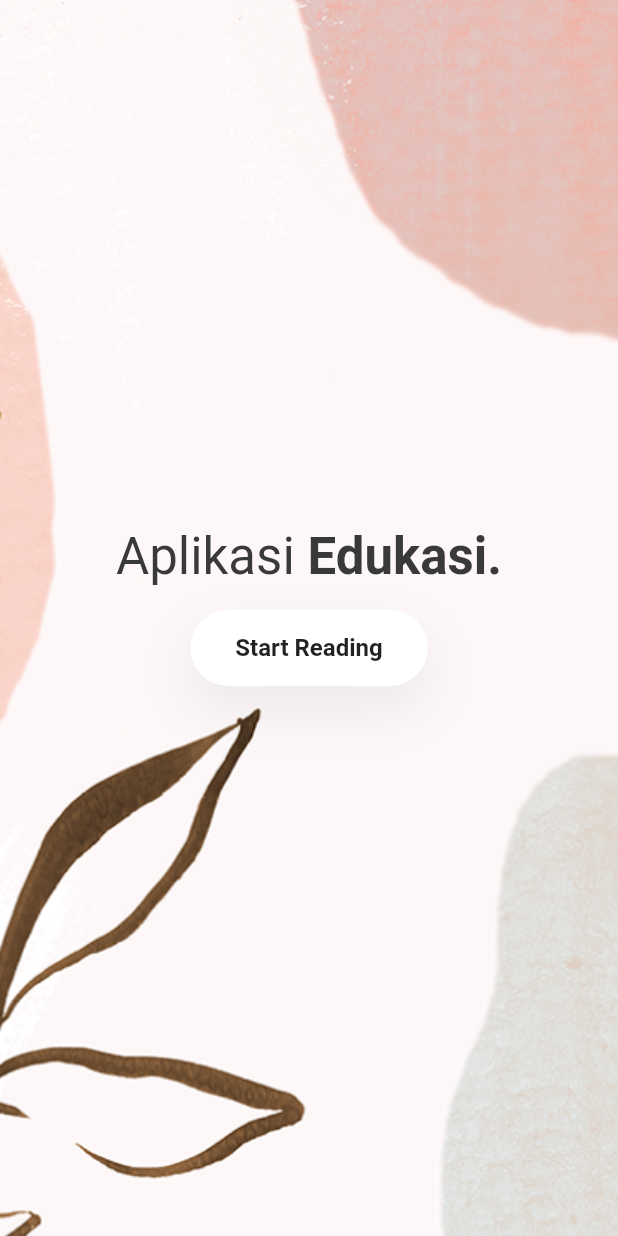
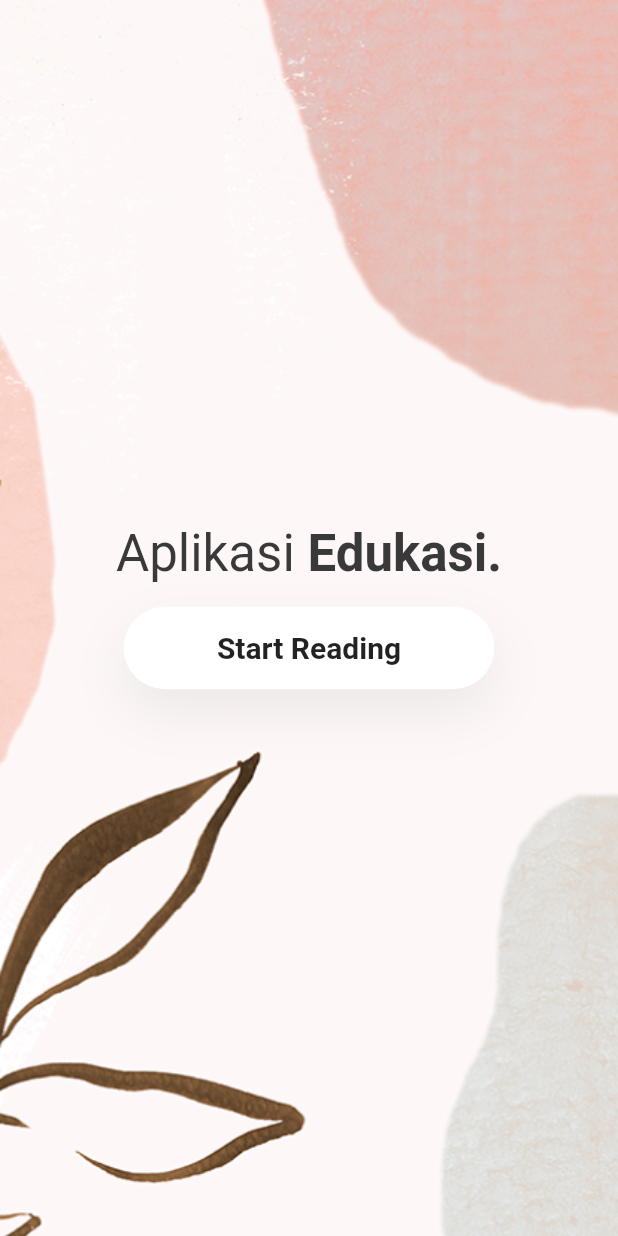
Before and after one commit to nailanabilaaaaaa/Percobaan_Aplikasi-Edukasi, a Flutter app: the screen it shows after launch, on a phone screen of 412 x 824 dp. Run offline on Flutter 3.47's test engine with Material 2 defaults, Android fonts, the phone set to English and light mode, and no system bars.

Commit message:
Penambahan Progress Sampai Menit 8.10

```diff
--- a/lib/consttans.dart
+++ b/lib/consttans.dart
@@ -1,3 +1,5 @@
+// ignore_for_file: prefer_const_constructors
+
 import 'package:flutter/material.dart';
 
 const kBlackColor = Color(0xFF393939);
--- a/lib/main.dart
+++ b/lib/main.dart
@@ -1,5 +1,9 @@
+// ignore_for_file: prefer_const_constructors
+
 import 'package:flutter/material.dart';
 import 'package:flutter_finpro/consttans.dart';
+import 'package:flutter_finpro/screens/home_screen.dart';
+import 'package:flutter_finpro/widgets/rounded_button.dart';
 
 void main() {
   runApp(const MyApp());
@@ -13,12 +17,12 @@ class MyApp extends StatelessWidget {
   Widget build(BuildContext context) {
     return MaterialApp(
       debugShowCheckedModeBanner: false,
-      title: 'Aplikasi Edukasi',
+      title: 'Book App',
       theme: ThemeData(
         scaffoldBackgroundColor: Colors.white,
         textTheme: Theme.of(context).textTheme.apply(
-          displayColor: kBlackColor,
-          ),
+              displayColor: kBlackColor,
+            ),
       ),
       home: WelcomeScreen(),
     );
@@ -26,6 +30,7 @@ class MyApp extends StatelessWidget {
 }
 
 class WelcomeScreen extends StatelessWidget {
+  const WelcomeScreen({Key? key}) : super(key: key);
 
   @override
   Widget build(BuildContext context) {
@@ -34,7 +39,7 @@ class WelcomeScreen extends StatelessWidget {
         width: double.infinity,
         decoration: BoxDecoration(
           image: DecorationImage(
-            image: AssetImage("assets/images/Bitmap1.png"),
+            image: AssetImage("assets/images/Bitmap.png"),
             fit: BoxFit.fill,
           ),
         ),
@@ -44,6 +49,7 @@ class WelcomeScreen extends StatelessWidget {
             RichText(
               text: TextSpan(
                 style: Theme.of(context).textTheme.headline4,
+                // ignore: prefer_const_literals_to_create_immutables
                 children: [
                   TextSpan(
                     text: "Aplikasi",
@@ -54,52 +60,24 @@ class WelcomeScreen extends StatelessWidget {
                   ),
                 ],
               ),
-            ) ,
-            RoundedButton(),
+            ),
+            SizedBox(
+                width: MediaQuery.of(context).size.width * .6,
+                child: RoundedButton(
+                  text: 'Start Reading',
+                  fontSize: 20,
+                  press: () {
+                    Navigator.push(
+                      context,
+                      MaterialPageRoute(
+                        builder: (context) {
+                          return HomeScreen();
+                        },
+                      ),
+                    );
+                  },
+                )),
           ],
-        ),
-      )
-    );
-  }
-}
-
-class RoundedButton extends StatelessWidget {
-  final String text;
-  final Function press;
-  final double verticalPadding;
-  final double fontSize;
-  const RoundedButton({
-    Key? key,
-    this.text,
-    this.press,
-    this.verticalPadding = 16,
-    this.fontSize = 16,
-  }) : super(key: key);
-
-  @override
-  Widget build(BuildContext context) {
-    return GestureDetector(
-      onTap: () {},
-      child: Container(
-        margin: EdgeInsets.symmetric(vertical: 16),
-        padding: EdgeInsets.symmetric(vertical: 16, horizontal: 30),
-        decoration: BoxDecoration(
-          color: Colors.white,
-          borderRadius: BorderRadius.circular(30),
-          boxShadow: [
-            BoxShadow(
-              offset: Offset(0, 15),
-              blurRadius: 30,
-              color: Color(0xFF666666).withOpacity(.11),
-            ),
-          ],
-        ),
-        child: Text(
-          "Start Reading",
-          style: TextStyle(
-            fontSize: 16,
-            fontWeight: FontWeight.bold,
-          ),
         ),
       ),
     );
--- /dev/null
+++ b/lib/widgets/rounded_button.dart
@@ -0,0 +1,48 @@
+// ignore_for_file: prefer_const_constructors
+
+import 'package:flutter/material.dart';
+
+class RoundedButton extends StatelessWidget {
+  final String text;
+  final Function() press;
+  final double verticalPadding;
+  final double fontSize;
+
+  const RoundedButton({
+    Key? key,
+    required this.text,
+    required this.press,
+    this.verticalPadding = 16,
+    this.fontSize = 16,
+  }) : super(key: key);
+
+  @override
+  Widget build(BuildContext context) {
+    return GestureDetector(
+      onTap: press,
+      child: Container(
+        alignment: Alignment.center,
+        margin: EdgeInsets.symmetric(vertical: 16),
+        padding: EdgeInsets.symmetric(vertical: 16, horizontal: 30),
+        decoration: BoxDecoration(
+          color: Colors.white,
+          borderRadius: BorderRadius.circular(30),
+          boxShadow: [
+            BoxShadow(
+              offset: Offset(0, 15),
+              blurRadius: 30,
+              color: Color(0xFF666666).withOpacity(.11),
+            ),
+          ],
+        ),
+        child: Text(
+          text,
+          style: TextStyle(
+            fontSize: fontSize,
+            fontWeight: FontWeight.bold,
+          ),
+        ),
+      ),
+    );
+  }
+}
```
Also changed, not shown: pubspec.lock.
